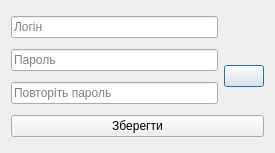
First picture: the form in adduser.ui, repository OstrovskyAndriy/audio_player, before the edit.
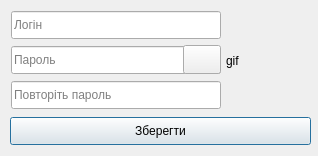
Second picture: the form after the edit. Icons and pictures are not drawn.

What changed in the file:
```diff
--- a/adduser.ui
+++ b/adduser.ui
@@ -6,8 +6,8 @@
    <rect>
     <x>0</x>
     <y>0</y>
-    <width>275</width>
-    <height>153</height>
+    <width>318</width>
+    <height>156</height>
    </rect>
   </property>
   <property name="windowTitle">
@@ -17,23 +17,80 @@
    <iconset resource="images.qrc">
     <normaloff>:/images/images/head_icon3.png</normaloff>:/images/images/head_icon3.png</iconset>
   </property>
-  <layout class="QGridLayout" name="gridLayout">
-   <item row="0" column="0">
     <widget class="QLineEdit" name="nameEdit">
+   <property name="geometry">
+    <rect>
+     <x>11</x>
+     <y>11</y>
+     <width>210</width>
+     <height>28</height>
+    </rect>
+   </property>
      <property name="placeholderText">
       <string>Логін</string>
      </property>
     </widget>
-   </item>
-   <item row="1" column="0">
     <widget class="QLineEdit" name="passwordEdit">
+   <property name="geometry">
+    <rect>
+     <x>11</x>
+     <y>46</y>
+     <width>210</width>
+     <height>28</height>
+    </rect>
+   </property>
      <property name="placeholderText">
       <string>Пароль</string>
      </property>
     </widget>
-   </item>
-   <item row="1" column="1" rowspan="2">
+  <widget class="QLineEdit" name="passwordEdit_2">
+   <property name="geometry">
+    <rect>
+     <x>11</x>
+     <y>81</y>
+     <width>210</width>
+     <height>28</height>
+    </rect>
+   </property>
+   <property name="placeholderText">
+    <string>Повторіть пароль</string>
+   </property>
+  </widget>
+  <widget class="QPushButton" name="addButton">
+   <property name="geometry">
+    <rect>
+     <x>10</x>
+     <y>117</y>
+     <width>301</width>
+     <height>28</height>
+    </rect>
+   </property>
+   <property name="text">
+    <string>Зберегти</string>
+   </property>
+  </widget>
+  <widget class="QLabel" name="labelForGif">
+   <property name="geometry">
+    <rect>
+     <x>226</x>
+     <y>10</y>
+     <width>101</width>
+     <height>101</height>
+    </rect>
+   </property>
+   <property name="text">
+    <string>gif</string>
+   </property>
+  </widget>
     <widget class="QPushButton" name="showPswrd">
+   <property name="geometry">
+    <rect>
+     <x>183</x>
+     <y>45</y>
+     <width>38</width>
+     <height>29</height>
+    </rect>
+   </property>
      <property name="text">
       <string/>
      </property>
@@ -48,22 +105,6 @@
       </size>
      </property>
     </widget>
-   </item>
-   <item row="2" column="0">
-    <widget class="QLineEdit" name="passwordEdit_2">
-     <property name="placeholderText">
-      <string>Повторіть пароль</string>
-     </property>
-    </widget>
-   </item>
-   <item row="3" column="0" colspan="2">
-    <widget class="QPushButton" name="addButton">
-     <property name="text">
-      <string>Зберегти</string>
-     </property>
-    </widget>
-   </item>
-  </layout>
  </widget>
  <resources>
   <include location="images.qrc"/>
```
Lines whose indentation alone changed are shown as unchanged.
